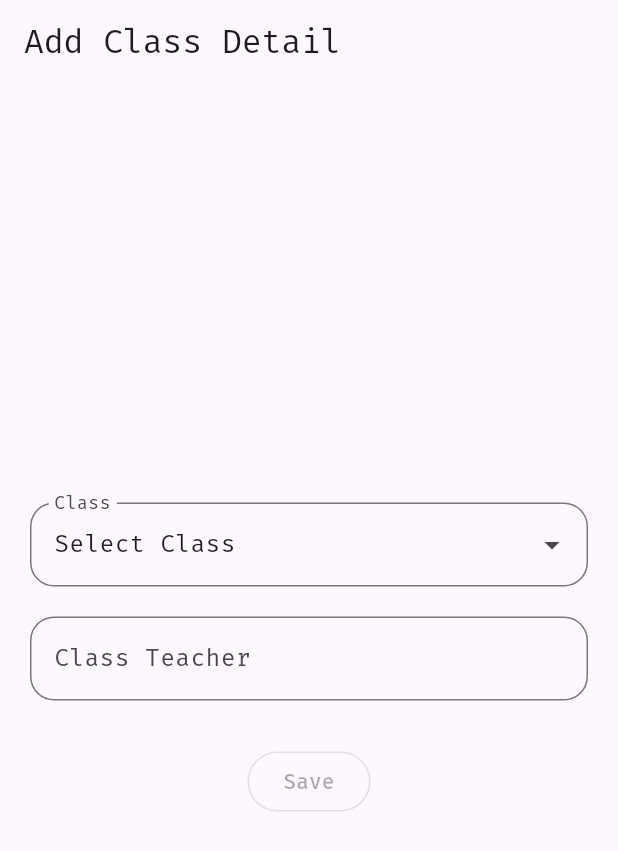
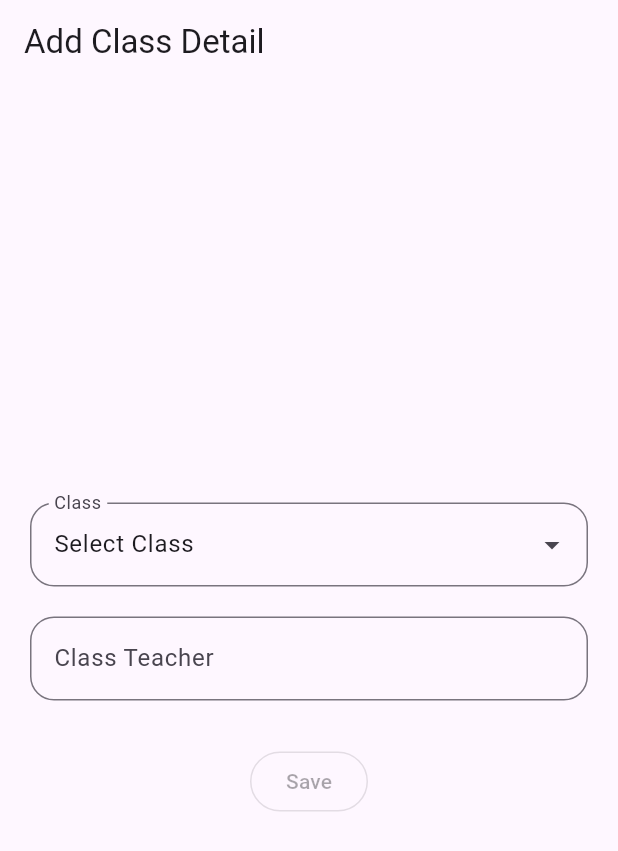
Before and after one commit to ask9027/studentmanagement, a Flutter app: the screen it shows after launch, on a phone screen of 412 x 824 dp. Shown: the top 851 px of the screen. Run offline on Flutter 3.47's test engine with Material 2 defaults, Android fonts, the phone set to English and light mode, and no system bars; our stand-ins replace get, pdf, printing, sqflite; accounts and stored records are empty.

Commit message:
remove fonts

```diff
--- a/lib/main.dart
+++ b/lib/main.dart
@@ -23,7 +23,6 @@ class StudentListApp extends StatelessWidget {
     return GetMaterialApp(
       title: 'Student List',
       theme: ThemeData(
-        fontFamily: "Fira-Code",
         inputDecorationTheme: InputDecorationTheme(
           border: OutlineInputBorder(
             borderRadius: BorderRadius.circular(16),
@@ -36,17 +35,3 @@ class StudentListApp extends StatelessWidget {
     );
   }
 }
-
-// class MainPage extends StatefulWidget {
-//   const MainPage({Key? key}) : super(key: key);
-
-//   @override
-//   State<MainPage> createState() => _MainPageState();
-// }
-
-// class _MainPageState extends State<MainPage> {
-//   @override
-//   Widget build(BuildContext context) {
-//     return const HomePage();
-//   }
-// }
--- a/lib/pages/pdf_and_printing.dart
+++ b/lib/pages/pdf_and_printing.dart
@@ -9,9 +9,6 @@ class PdfAndPrinting {
   Future<void> createPdf([List<Student>? data]) async {
     if (data != null) {
       final doc = pw.Document();
-      final font =
-          await rootBundle.load("assets/fonts/firacode/FiraCode-Regular.ttf");
-      final ttf = pw.Font.ttf(font);
       doc.addPage(
         pw.MultiPage(
           theme: pw.ThemeData(defaultTextStyle: pw.TextStyle(font: ttf)),
```
Also changed, not shown: pubspec.yaml (+0 -7 lines), assets/fonts/firacode/FiraCode-Bold.ttf (deleted), assets/fonts/firacode/FiraCode-Light.ttf (deleted), assets/fonts/firacode/FiraCode-Medium.ttf (deleted), assets/fonts/firacode/FiraCode-Regular.ttf (deleted), assets/fonts/firacode/FiraCode-SemiBold.ttf (deleted).
